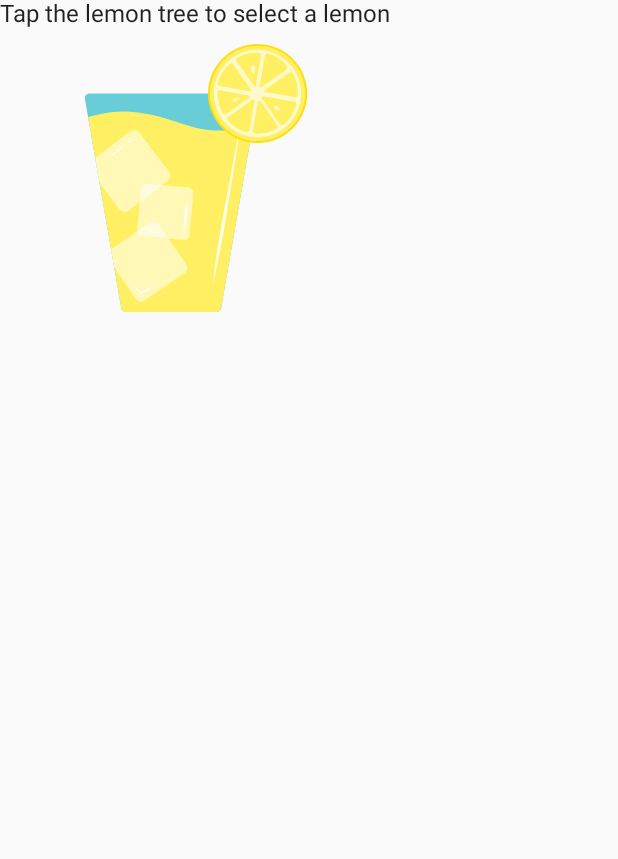
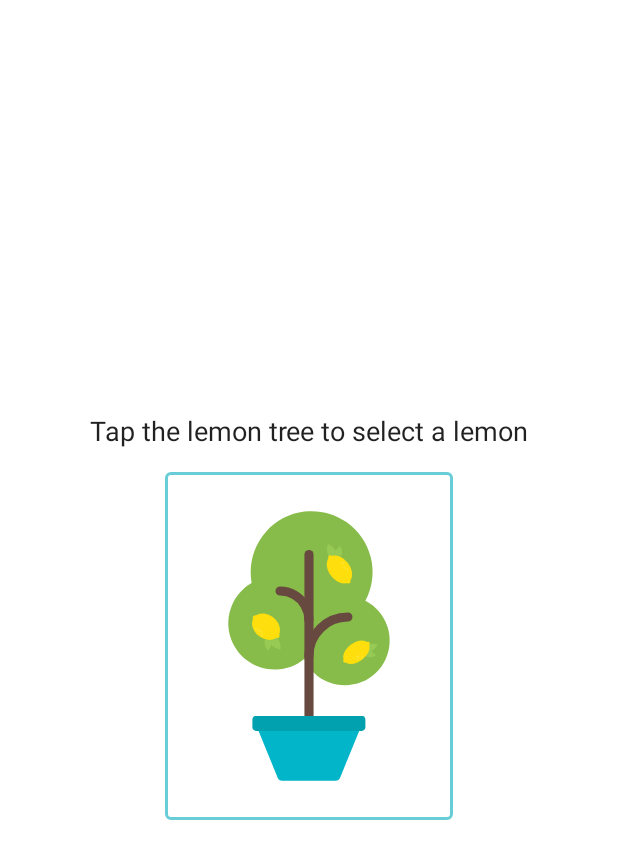
Before and after one commit to prasadgola/lemonadeB, an Android app built with Jetpack Compose: the screen it shows after launch (MainActivity), on a phone screen of 412 x 824 dp. Shown: the top 859 px of the screen. Run offline under Robolectric (Android 15) with nearby library versions, the phone set to English and light mode, and no system bars.

Commit message:
Final commit

```diff
--- a/app/src/main/java/com/example/lemonadeb/MainActivity.kt
+++ b/app/src/main/java/com/example/lemonadeb/MainActivity.kt
@@ -3,22 +3,28 @@ package com.example.lemonadeb
 import android.os.Bundle
 import androidx.activity.ComponentActivity
 import androidx.activity.compose.setContent
+import androidx.compose.foundation.BorderStroke
 import androidx.compose.foundation.Image
-import androidx.compose.foundation.layout.Column
-import androidx.compose.foundation.layout.fillMaxSize
-import androidx.compose.foundation.layout.padding
-import androidx.compose.foundation.layout.wrapContentSize
+import androidx.compose.foundation.border
+import androidx.compose.foundation.clickable
+import androidx.compose.foundation.layout.*
+import androidx.compose.foundation.shape.RoundedCornerShape
+import androidx.compose.material.Button
 import androidx.compose.material.MaterialTheme
 import androidx.compose.material.Surface
 import androidx.compose.material.Text
 import androidx.compose.runtime.*
 import androidx.compose.ui.Alignment
+import androidx.compose.ui.graphics.Brush
+import androidx.compose.ui.graphics.Color
 import androidx.compose.ui.res.painterResource
 import androidx.compose.ui.res.stringResource
 import androidx.compose.ui.tooling.preview.Preview
 import androidx.compose.ui.unit.dp
+import androidx.compose.ui.unit.sp
 import com.example.lemonadeb.ui.theme.LemonadeBTheme
 import org.intellij.lang.annotations.JdkConstants.HorizontalAlignment
+import androidx.compose.foundation.layout.Column as Column
 import androidx.compose.ui.Modifier as Modifier
 
 class MainActivity : ComponentActivity() {
@@ -34,21 +40,115 @@ class MainActivity : ComponentActivity() {
 
 @Preview
 @Composable
-fun LemonadeApp(modifier: Modifier = Modifier
-    .fillMaxSize()
+fun LemonadeApp() {
+
+    var currentStep by remember { mutableStateOf(1) }
+
+    var squeezeCount by remember { mutableStateOf(0) }
+
+    Surface(
+        modifier = Modifier.fillMaxSize(),
+        color = MaterialTheme.colors.background
+    ) {
+        when (currentStep) {
+            1 -> {
+                // Display lemon tree image and ask user to pick a lemon from the tree
+                LemonTextAndImage(
+                    textLabelResourceId = R.string.tap_tree_directions,
+                    drawableResourceId = R.drawable.lemon_tree,
+                    contentDescriptionResourceId = R.string.lemon_tree_content_description,
+                    onImageClick = {
+                        // Update to next step
+                        currentStep = 2
+                        // Each time a lemon is picked from the tree, get a new random number
+                        // between 2 and 4 (inclusive) for the number of times the lemon needs
+                        // to be squeezed to turn into lemonade
+                        squeezeCount = (2..4).random()
+                    }
+                )
+            }
+            2 -> {
+                // Display lemon image and ask user to squeeze the lemon
+                LemonTextAndImage(
+                    textLabelResourceId = R.string.keep_tapping_directions,
+                    drawableResourceId = R.drawable.lemon_squeeze,
+                    contentDescriptionResourceId = R.string.lemon_content_description,
+                    onImageClick = {
+                        // Decrease the squeeze count by 1 for each click the user performs
+                        squeezeCount--
+                        // When we're done squeezing the lemon, move to the next step
+                        if (squeezeCount == 0) {
+                            currentStep = 3
+                        }
+                    }
+                )
+            }
+            3 -> {
+                // Display glass of lemonade image and ask user to drink the lemonade
+                LemonTextAndImage(
+                    textLabelResourceId = R.string.drink_directions,
+                    drawableResourceId = R.drawable.lemon_drink,
+                    contentDescriptionResourceId = R.string.drink_directions,
+                    onImageClick = {
+                        // Update to next step
+                        currentStep = 4
+                    }
+                )
+            }
+            4 -> {
+                // Display empty glass image and ask user to start again
+                LemonTextAndImage(
+                    textLabelResourceId = R.string.empty_glass_content_description,
+                    drawableResourceId = R.drawable.lemon_restart,
+                    contentDescriptionResourceId = R.string.empty_glass_content_description,
+                    onImageClick = {
+                        // Back to starting step
+                        currentStep = 1
+                    }
+                )
+            }
+        }
+    }
+}
+@Composable
+fun LemonTextAndImage(
+    textLabelResourceId: Int,
+    drawableResourceId: Int,
+    contentDescriptionResourceId: Int,
+    onImageClick: () -> Unit,
+    modifier: Modifier = Modifier
 ) {
-    LemonadeWithIamgeAndText()
+    Column(
+        horizontalAlignment = Alignment.CenterHorizontally,
+        verticalArrangement = Arrangement.Center,
+        modifier = modifier.fillMaxSize()
+    ) {
+        Text(
+            text = stringResource(textLabelResourceId),
+            fontSize = 18.sp
+        )
+        Spacer(modifier = Modifier.height(16.dp))
+        Image(
+            painter = painterResource(drawableResourceId),
+            contentDescription = stringResource(contentDescriptionResourceId),
+            modifier = Modifier
+                .wrapContentSize()
+                .clickable(
+                    onClick = onImageClick
+                )
+                .border(
+                    BorderStroke(2.dp, Color(105, 205, 216)),
+                    shape = RoundedCornerShape(4.dp)
+                )
+                .padding(16.dp)
+        )
+    }
 }
 
+@Preview
 @Composable
-fun LemonadeWithIamgeAndText(modifier: Modifier = Modifier) {
-    var result by remember { mutableStateOf(1) }
-    Column (
-        modifier = modifier,
-        horizontalAlignment = Alignment.CenterHorizontally
-            ) {
-        Text(stringResource(id = R.string.tap_tree_directions))
-
-        Image(painter = painterResource(id = R.drawable.lemon_drink), contentDescription = result.toString() )
+fun LemonPreview() {
+    LemonadeBTheme() {
+        LemonadeApp()
     }
 }
```
